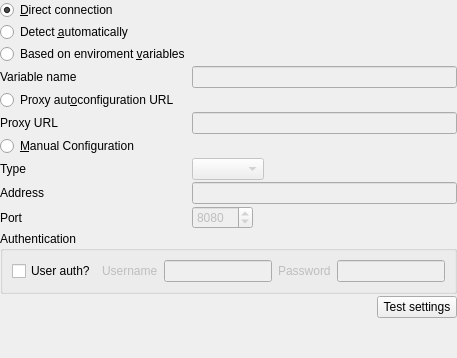
prymatex/prymatex, file resources/ui/settings/network.ui: the form before one commit.
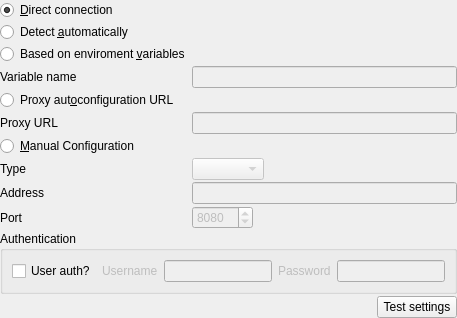
The form after the commit. Icons and pictures are not drawn.

The edit to the form file:
```diff
--- a/resources/ui/settings/network.ui
+++ b/resources/ui/settings/network.ui
@@ -220,19 +220,6 @@
      </item>
     </layout>
    </item>
-   <item>
-    <spacer name="verticalSpacer">
-     <property name="orientation">
-      <enum>Qt::Vertical</enum>
-     </property>
-     <property name="sizeHint" stdset="0">
-      <size>
-       <width>20</width>
-       <height>40</height>
-      </size>
-     </property>
-    </spacer>
-   </item>
   </layout>
  </widget>
  <resources>
```
